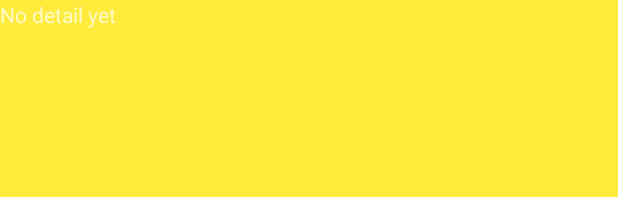
After one commit to domhanak/AndroidProjectApp, an Android app: the layout activity_detail.xml on its own in the app's theme, with its tools: preview values and no code run, on a phone screen of 412 x 824 dp. The commit adds this screen. Shown: the top 197 px of the screen. Run offline under Robolectric (Android 15) with nearby library versions, the phone set to English and light mode, and no system bars.

Commit message:
task04: Add movie detail screen when clicked on grid_item

```diff
--- /dev/null
+++ b/app/src/main/res/layout/activity_detail.xml
@@ -0,0 +1,12 @@
+<?xml version="1.0" encoding="utf-8"?>
+<LinearLayout xmlns:android="http://schemas.android.com/apk/res/android"
+              android:orientation="vertical"
+              android:layout_width="match_parent"
+              android:layout_height="match_parent">
+
+    <TextView
+        android:layout_width="wrap_content"
+        android:layout_height="wrap_content"
+        android:text="No detail yet"
+        android:id="@+id/textView2"/>
+</LinearLayout>
--- a/app/src/main/res/values/strings.xml
+++ b/app/src/main/res/values/strings.xml
@@ -4,4 +4,5 @@
     <string name="hello_world">Hello world!</string>
     <string name="action_settings">Settings</string>
     <string name="empty_grid_string">Grid view is empty</string>
+    <string name="title_activity_detail_msg">movieDetail</string>
 </resources>
```
Also changed, not shown: app/src/main/AndroidManifest.xml (+9 -0 lines), app/src/main/java/cz/muni/fi/pv256/movio/uco410430/MainActivity.java (+11 -0 lines), app/src/main/java/cz/muni/fi/pv256/movio/uco410430/MovieDetailActivity.java (added, +34 -0 lines).
